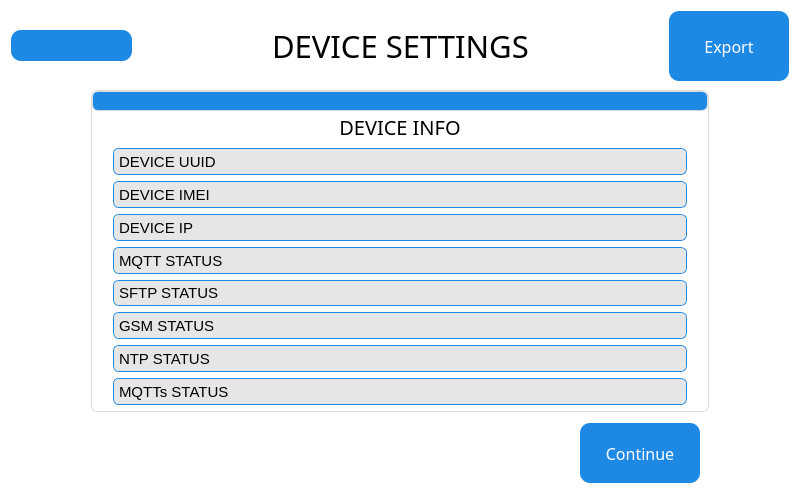
The window that QT_APP/devicesettings.ui (eSpark-Backup/nabilfesal-msm-fw) describes before a commit, drawn with Qt 5.
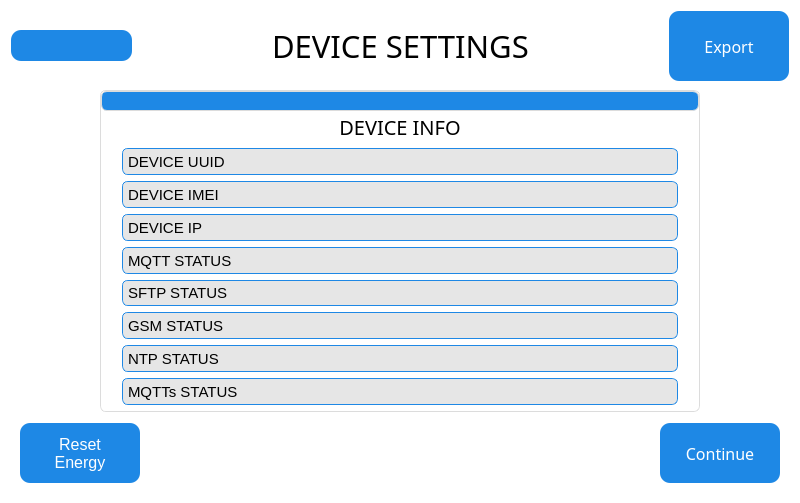
The same window after the commit. The open tabs and pages were chosen to show the change. Icons and pictures are not drawn.

Commit message: Miscellaneous - FW & HW ver added in device info MQTTS packet - IMEI to check for equipment id alongside - Reset Energy btn positioned from channels to Device info UI - Non zero check added in calibration -HW get fn added in Utils

Diff of the .ui file:
```diff
--- a/QT_APP/devicesettings.ui
+++ b/QT_APP/devicesettings.ui
@@ -199,6 +199,14 @@
      <widget class="QWidget" name="page">
       <layout class="QVBoxLayout" name="verticalLayout_15">
        <property name="leftMargin">
+        <number>9</number>
+       </property>
+       <property name="rightMargin">
+        <number>9</number>
+       </property>
+       <item>
+        <layout class="QVBoxLayout" name="verticalLayout_3">
+         <property name="leftMargin">
         <number>80</number>
        </property>
        <property name="rightMargin">
@@ -728,6 +736,8 @@
          </layout>
         </widget>
        </item>
+        </layout>
+       </item>
        <item>
         <widget class="QFrame" name="horizontalFrame_2">
          <property name="sizePolicy">
@@ -740,12 +750,61 @@
           <property name="spacing">
            <number>6</number>
           </property>
+          <property name="leftMargin">
+           <number>0</number>
+          </property>
           <property name="topMargin">
            <number>5</number>
           </property>
+          <property name="rightMargin">
+           <number>0</number>
+          </property>
           <property name="bottomMargin">
            <number>0</number>
           </property>
+          <item>
+           <widget class="QPushButton" name="resetEnergy_Btn">
+            <property name="minimumSize">
+             <size>
+              <width>120</width>
+              <height>60</height>
+             </size>
+            </property>
+            <property name="maximumSize">
+             <size>
+              <width>120</width>
+              <height>60</height>
+             </size>
+            </property>
+            <property name="styleSheet">
+             <string notr="true">QPushButton {
+    background-color: #1E88E5;   /* Blue */
+    color: white;               /* White text */
+    border: none;               /* No border line */
+    border-radius: 10px;        /* Rounded corners */
+    padding: 6px 20px;          /* Spacing inside */
+    font-size: 16px;            /* Font size */
+}
+
+QPushButton:hover {
+    background-color: #1565C0;  /* Darker blue on hover */
+}
+
+QPushButton:pressed {
+    background-color: #0D47A1;  /* Darkest blue when pressed */
+}
+QPushButton:focus {
+    outline: none;                 /* Remove dotted border */
+    background-color: #074475;     /* Brighter blue highlight */
+    border: 2px solid black;       /* White glow/border */
+}</string>
+            </property>
+            <property name="text">
+             <string>Reset
+Energy</string>
+            </property>
+           </widget>
+          </item>
           <item>
            <spacer name="horizontalSpacer_6">
             <property name="orientation">
@@ -773,6 +832,12 @@
               <height>60</height>
              </size>
             </property>
+            <property name="maximumSize">
+             <size>
+              <width>120</width>
+              <height>60</height>
+             </size>
+            </property>
             <property name="font">
              <font>
               <family>Gilroy</family>
```
Left out of the diff: 6 changed lines with no effect on the pictures. Lines whose indentation alone changed are shown as unchanged. The commit also changes 11 other files.
